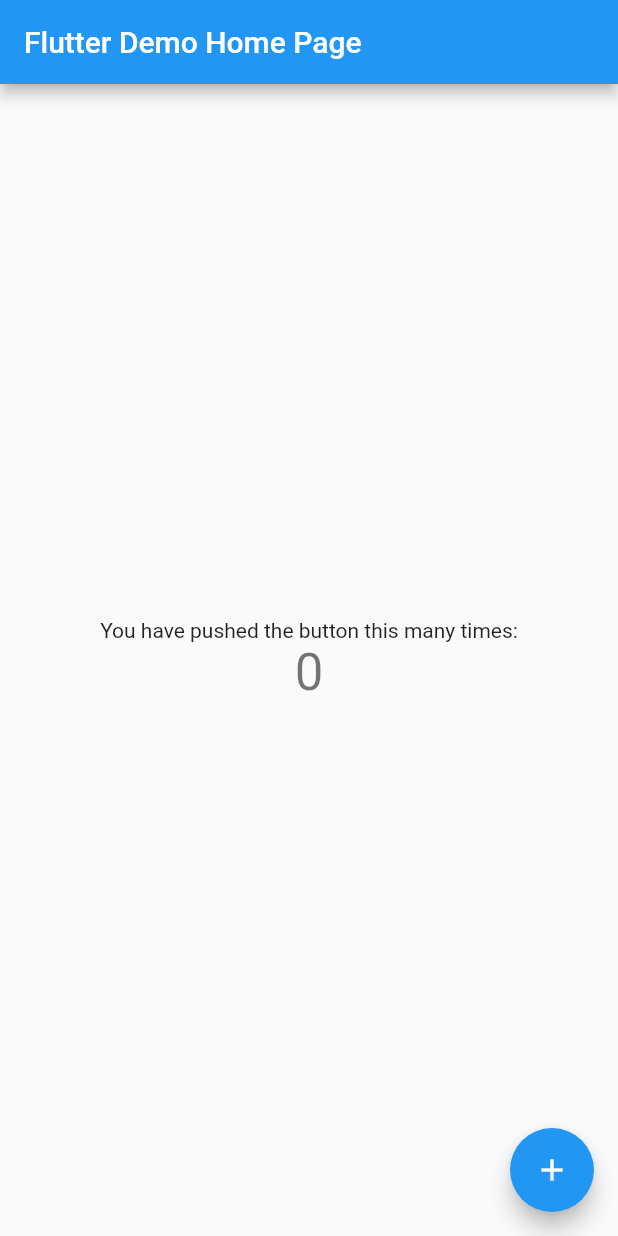
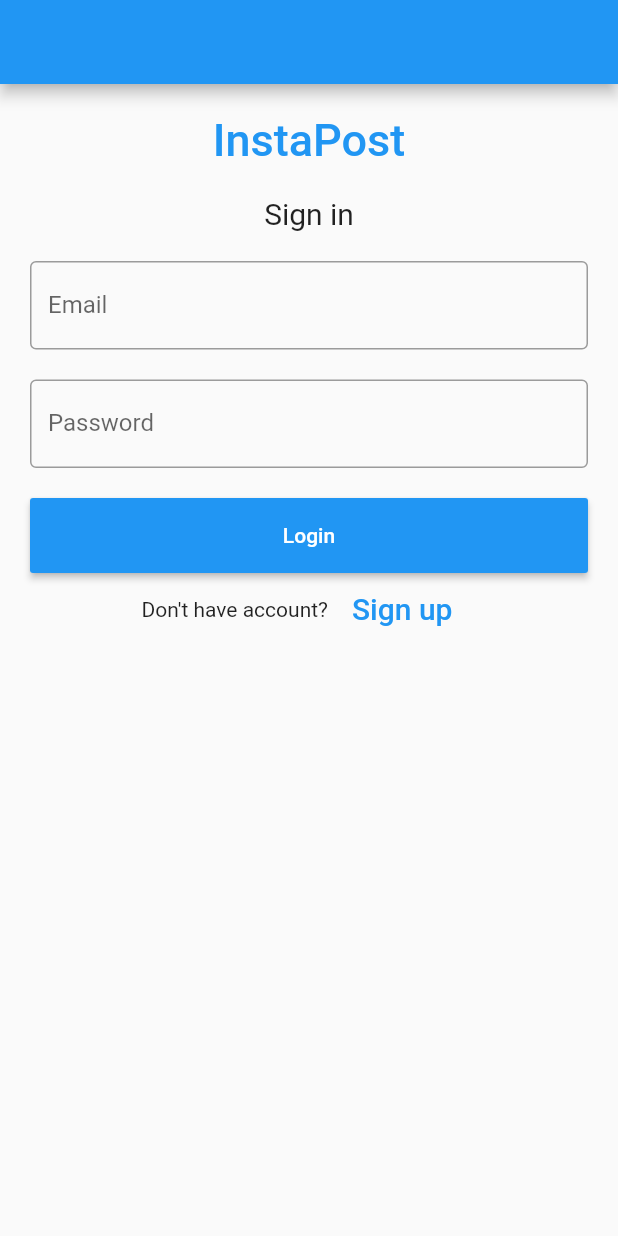
Before and after one commit to jackTylerDurden/Insta_Post_Flutter, a Flutter app: the screen it shows after launch, on a phone screen of 412 x 824 dp. Run offline on Flutter 3.47's test engine with Material 2 defaults, Android fonts, the phone set to English and light mode, and no system bars.

Commit message:
Login and new user registration

```diff
--- /dev/null
+++ b/insta_post/lib/API.dart
@@ -0,0 +1,34 @@
+import 'dart:async';
+import 'package:http/http.dart' as http;
+import 'dart:convert';
+
+const baseUrl = 'https://bismarck.sdsu.edu/api/';
+// const HttpClient httpClient;
+
+class API {
+  static Future<http.Response> authenticateUser(email, password) async {
+    print('email----->>>' + email);
+    print('password----->>>' + password);
+    var url = baseUrl +
+        "instapost-query/authenticate?email=" +
+        email +
+        "&password=" +
+        password;
+    return await http.get(url);
+  }
+
+  static Future<http.Response> createNewUser(user) async {
+    print('email----->>>' + user.toString());
+    var url = baseUrl + "instapost-upload/newuser";
+    var body = jsonEncode(user);
+    print("body------->>>" + body.toString());
+    http.Response responseTemp = await http.post(url,
+        headers: <String, String>{
+          'Content-Type': 'application/json; charset=UTF-8',
+        },
+        body: jsonEncode(user));
+    print('resonse------>>>' + responseTemp.statusCode.toString());
+    print('resonse------>>>' + responseTemp.body.toString());
+    return null;
+  }
+}
--- /dev/null
+++ b/insta_post/lib/login.dart
@@ -0,0 +1,150 @@
+import 'HttpOverride.dart';
+import 'dart:io';
+import 'dart:convert';
+
+import 'package:flutter/material.dart';
+import 'API.dart';
+
+class Login extends StatefulWidget {
+  @override
+  _State createState() => _State();
+}
+
+class _State extends State<Login> {
+  TextEditingController _emailController = TextEditingController();
+  TextEditingController _passwordController = TextEditingController();
+  final errorMessage = 'Please enter some value';
+  final _formKey = GlobalKey<FormState>();
+  void showAlert(message) {
+    showDialog(
+        context: context,
+        builder: (context) {
+          return AlertDialog(
+            title: Text(message),
+          );
+        });
+  }
+
+  @override
+  void dispose() {
+    _emailController.dispose();
+    _passwordController.dispose();
+    return super.dispose();
+  }
+
+  Future authenticateUser() {
+    var email = _emailController.text.trim();
+    var password = _passwordController.text.trim();
+    API.authenticateUser(email, password).then((response) {
+      if (response.statusCode == 200) {
+        Map<String, dynamic> resultMap = json.decode(response.body);
+        if (resultMap['result'] == true) {
+          showAlert('Login Successful!');
+        } else {
+          showAlert('Login Successful. Incorrect email or password');
+        }
+      }
+    });
+    return null;
+  }
+
+  String validateValues(value) {
+    print('value------->>>' + value.toString());
+    if (value.isEmpty) {
+      return errorMessage;
+    }
+    return null;
+  }
+
+  @override
+  Widget build(BuildContext context) {
+    return Scaffold(
+        appBar: AppBar(
+          title: Text(''),
+        ),
+        body: Padding(
+            padding: EdgeInsets.all(10),
+            child: ListView(
+              children: <Widget>[
+                Container(
+                    alignment: Alignment.center,
+                    padding: EdgeInsets.all(10),
+                    child: Text(
+                      'InstaPost',
+                      style: TextStyle(
+                          color: Colors.blue,
+                          fontWeight: FontWeight.w500,
+                          fontSize: 30),
+                    )),
+                Container(
+                    alignment: Alignment.center,
+                    padding: EdgeInsets.all(10),
+                    child: Text(
+                      'Sign in',
+                      style: TextStyle(fontSize: 20),
+                    )),
+                new Form(
+                  key: _formKey,
+                  child: Column(
+                    children: <Widget>[
+                      Container(
+                        padding: EdgeInsets.all(10),
+                        child: TextFormField(
+                          controller: _emailController,
+                          validator: validateValues,
+                          decoration: InputDecoration(
+                            border: OutlineInputBorder(),
+                            labelText: 'Email',
+                          ),
+                        ),
+                      ),
+                      Container(
+                        padding: EdgeInsets.fromLTRB(10, 10, 10, 20),
+                        child: TextFormField(
+                          obscureText: true,
+                          controller: _passwordController,
+                          validator: validateValues,
+                          decoration: InputDecoration(
+                            border: OutlineInputBorder(),
+                            labelText: 'Password',
+                          ),
+                        ),
+                      )
+                    ],
+                  ),
+                ),
+                Container(
+                    height: 50,
+                    padding: EdgeInsets.fromLTRB(10, 0, 10, 0),
+                    child: RaisedButton(
+                      textColor: Colors.white,
+                      color: Colors.blue,
+                      child: Text('Login'),
+                      onPressed: () {
+                        if (_formKey.currentState.validate()) {
+                          authenticateUser();
+                        }
+                      },
+                    )),
+                Container(
+                    child: Row(
+                  children: <Widget>[
+                    Text('Don\'t have account?'),
+                    FlatButton(
+                      textColor: Colors.blue,
+                      child: Text(
+                        'Sign up',
+                        style: TextStyle(fontSize: 20),
+                      ),
+                      onPressed: () {
+                        //signup screen
+                        Navigator.pushNamed(context, '/userReg');
+                      },
+                    )
+                  ],
+                  mainAxisAlignment: MainAxisAlignment.center,
+                ))
+              ],
+            )));
+  }
+}
--- a/insta_post/lib/main.dart
+++ b/insta_post/lib/main.dart
@@ -1,117 +1,27 @@
+import 'dart:io';
+
 import 'package:flutter/material.dart';
+import 'HttpOverride.dart';
+import 'UserRegistration.dart';
+import 'login.dart';
+
+/*void main() {
+  // HttpOverrides.global = new HttpOverride();
+  runApp(MaterialApp(
+    home: MyApp(),
+  ));
+}*/
 
 void main() {
-  runApp(MyApp());
+  HttpOverrides.global = new HttpOverride();
+  runApp(MaterialApp(
+    title: 'Named Routes Demo',
+    initialRoute: '/',
+    routes: {
+      // When navigating to the "/" route, build the FirstScreen widget.
+      '/': (context) => Login(),
+      // When navigating to the "/second" route, build the SecondScreen widget.
+      '/userReg': (context) => UserRegistration(),
+    },
+  ));
 }
-
-class MyApp extends StatelessWidget {
-  // This widget is the root of your application.
-  @override
-  Widget build(BuildContext context) {
-    return MaterialApp(
-      title: 'Flutter Demo',
-      theme: ThemeData(
-        // This is the theme of your application.
-        //
-        // Try running your application with "flutter run". You'll see the
-        // application has a blue toolbar. Then, without quitting the app, try
-        // changing the primarySwatch below to Colors.green and then invoke
-        // "hot reload" (press "r" in the console where you ran "flutter run",
-        // or simply save your changes to "hot reload" in a Flutter IDE).
-        // Notice that the counter didn't reset back to zero; the application
-        // is not restarted.
-        primarySwatch: Colors.blue,
-        // This makes the visual density adapt to the platform that you run
-        // the app on. For desktop platforms, the controls will be smaller and
-        // closer together (more dense) than on mobile platforms.
-        visualDensity: VisualDensity.adaptivePlatformDensity,
-      ),
-      home: MyHomePage(title: 'Flutter Demo Home Page'),
-    );
-  }
-}
-
-class MyHomePage extends StatefulWidget {
-  MyHomePage({Key key, this.title}) : super(key: key);
-
-  // This widget is the home page of your application. It is stateful, meaning
-  // that it has a State object (defined below) that contains fields that affect
-  // how it looks.
-
-  // This class is the configuration for the state. It holds the values (in this
-  // case the title) provided by the parent (in this case the App widget) and
-  // used by the build method of the State. Fields in a Widget subclass are
-  // always marked "final".
-
-  final String title;
-
-  @override
-  _MyHomePageState createState() => _MyHomePageState();
-}
-
-class _MyHomePageState extends State<MyHomePage> {
-  int _counter = 0;
-
-  void _incrementCounter() {
-    setState(() {
-      // This call to setState tells the Flutter framework that something has
-      // changed in this State, which causes it to rerun the build method below
-      // so that the display can reflect the updated values. If we changed
-      // _counter without calling setState(), then the build method would not be
-      // called again, and so nothing would appear to happen.
-      _counter++;
-    });
-  }
-
-  @override
-  Widget build(BuildContext context) {
-    // This method is rerun every time setState is called, for instance as done
-    // by the _incrementCounter method above.
-    //
-    // The Flutter framework has been optimized to make rerunning build methods
-    // fast, so that you can just rebuild anything that needs updating rather
-    // than having to individually change instances of widgets.
-    return Scaffold(
-      appBar: AppBar(
-        // Here we take the value from the MyHomePage object that was created by
-        // the App.build method, and use it to set our appbar title.
-        title: Text(widget.title),
-      ),
-      body: Center(
-        // Center is a layout widget. It takes a single child and positions it
-        // in the middle of the parent.
-        child: Column(
-          // Column is also a layout widget. It takes a list of children and
-          // arranges them vertically. By default, it sizes itself to fit its
-          // children horizontally, and tries to be as tall as its parent.
-          //
-          // Invoke "debug painting" (press "p" in the console, choose the
-          // "Toggle Debug Paint" action from the Flutter Inspector in Android
-          // Studio, or the "Toggle Debug Paint" command in Visual Studio Code)
-          // to see the wireframe for each widget.
-          //
-          // Column has various properties to control how it sizes itself and
-          // how it positions its children. Here we use mainAxisAlignment to
-          // center the children vertically; the main axis here is the vertical
-          // axis because Columns are vertical (the cross axis would be
-          // horizontal).
-          mainAxisAlignment: MainAxisAlignment.center,
-          children: <Widget>[
-            Text(
-              'You have pushed the button this many times:',
-            ),
-            Text(
-              '$_counter',
-              style: Theme.of(context).textTheme.headline4,
-            ),
-          ],
-        ),
-      ),
-      floatingActionButton: FloatingActionButton(
-        onPressed: _incrementCounter,
-        tooltip: 'Increment',
-        child: Icon(Icons.add),
-      ), // This trailing comma makes auto-formatting nicer for build methods.
-    );
-  }
-}
--- a/insta_post/pubspec.yaml
+++ b/insta_post/pubspec.yaml
@@ -23,6 +23,7 @@ environment:
 dependencies:
   flutter:
     sdk: flutter
+  http: 0.12.2
 
 
   # The following adds the Cupertino Icons font to your application.
```
Also changed, not shown: insta_post/lib/HttpOverride.dart (added, +10 -0 lines), insta_post/lib/UserRegistration.dart (added, +178 -0 lines), insta_post/pubspec.lock, 2 other files.
